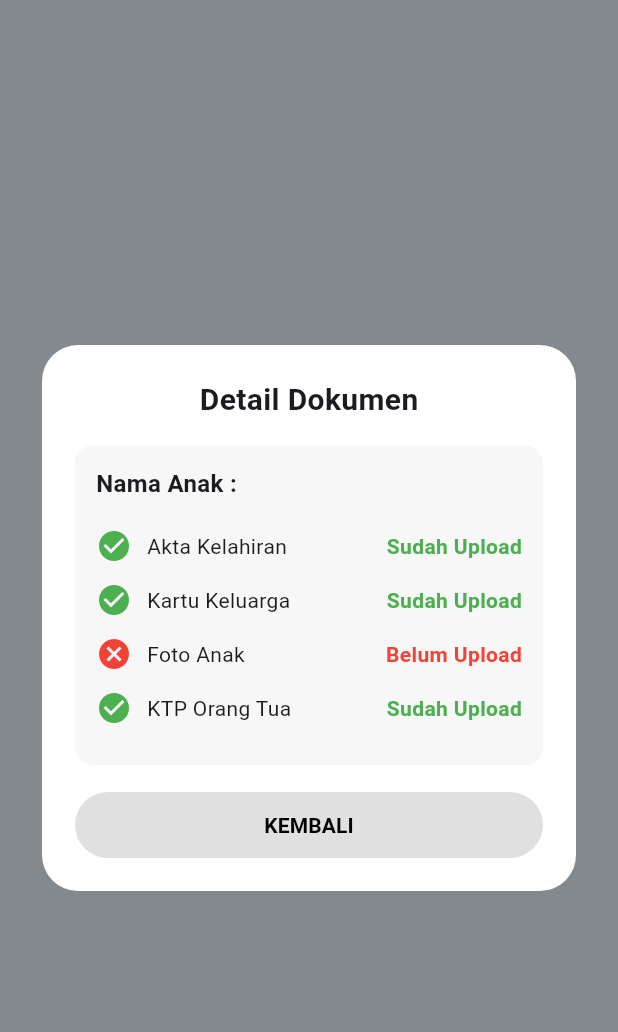
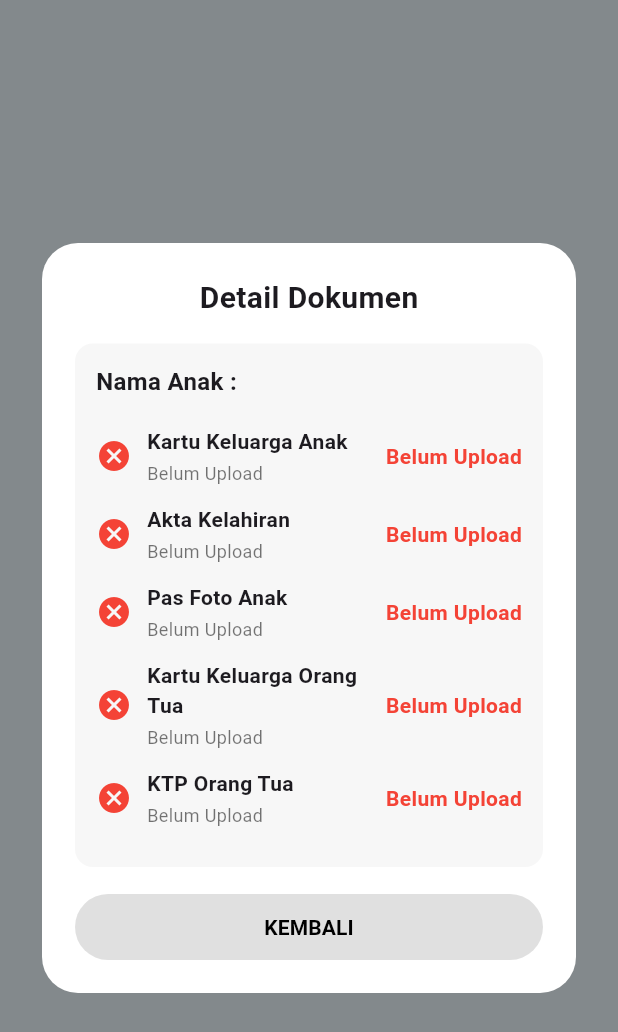
Before and after one commit to naylasifaqolbi/PPDB_TK, a Flutter app: the DetailDokumenPage screen opened directly with empty values, on a phone screen of 412 x 824 dp. Shown: the top 1032 px of the screen. Run offline on Flutter 3.47's test engine with Material 3 defaults, Android fonts, the phone set to English and light mode, and no system bars; our stand-ins replace file_picker, shared_preferences, sqflite; accounts and stored records are empty.

Commit message:
Update detail dokumen

```diff
--- a/lib/viewmodels/detail_dokumen_viewmodel.dart
+++ b/lib/viewmodels/detail_dokumen_viewmodel.dart
@@ -5,12 +5,30 @@ class DetailDokumenViewModel extends ChangeNotifier {
 
   DetailDokumenViewModel(this.dataAnak);
 
-  String get namaAnak => dataAnak['nama'] ?? '-';
+  String get namaAnak => dataAnak['nama_anak']?.toString() ?? '-';
 
-  List<Map<String, dynamic>> get dokumenList => [
-    {'nama': 'Akta Kelahiran', 'uploaded': true},
-    {'nama': 'Kartu Keluarga', 'uploaded': true},
-    {'nama': 'Foto Anak', 'uploaded': false},
-    {'nama': 'KTP Orang Tua', 'uploaded': true},
-  ];
+  List<Map<String, dynamic>> get dokumenList {
+    return [
+      {
+        'nama': 'Kartu Keluarga Anak',
+        'path': dataAnak['kk_file']?.toString() ?? '',
+      },
+      {
+        'nama': 'Akta Kelahiran',
+        'path': dataAnak['akta_file']?.toString() ?? '',
+      },
+      {
+        'nama': 'Pas Foto Anak',
+        'path': dataAnak['foto_file']?.toString() ?? '',
+      },
+      {
+        'nama': 'Kartu Keluarga Orang Tua',
+        'path': dataAnak['kk_ortu_file']?.toString() ?? '',
+      },
+      {
+        'nama': 'KTP Orang Tua',
+        'path': dataAnak['ktp_ortu_file']?.toString() ?? '',
+      },
+    ];
+  }
 }
--- a/lib/views/detail_dokumen_page.dart
+++ b/lib/views/detail_dokumen_page.dart
@@ -1,3 +1,5 @@
+import 'dart:io';
+
 import 'package:flutter/material.dart';
 import 'package:provider/provider.dart';
 import '../viewmodels/detail_dokumen_viewmodel.dart';
@@ -71,8 +73,9 @@ class DetailDokumenPage extends StatelessWidget {
 
                                 ...vm.dokumenList.map(
                                   (dokumen) => _dokumenItem(
-                                    dokumen['nama'],
-                                    dokumen['uploaded'],
+                                    context,
+                                    dokumen['nama'] ?? '',
+                                    dokumen['path'] ?? '',
                                   ),
                                 ),
                               ],
@@ -116,10 +119,14 @@ class DetailDokumenPage extends StatelessWidget {
     );
   }
 
-  Widget _dokumenItem(String namaDokumen, bool uploaded) {
+  Widget _dokumenItem(BuildContext context, String namaDokumen, String pathFile) {
+  final bool uploaded = pathFile.isNotEmpty;
+  final String namaFile = uploaded
+      ? pathFile.split('/').last.split('\\').last
+      : 'Belum Upload';
+
   return Padding(
     padding: const EdgeInsets.only(bottom: 12),
-
     child: Row(
       children: [
         Icon(
@@ -129,12 +136,40 @@ class DetailDokumenPage extends StatelessWidget {
 
         const SizedBox(width: 10),
 
-          Expanded(child: Text(namaDokumen)),
+        Expanded(
+          child: Column(
+            crossAxisAlignment: CrossAxisAlignment.start,
+            children: [
+              Text(
+                namaDokumen,
+                style: const TextStyle(fontWeight: FontWeight.w600),
+              ),
+
+              const SizedBox(height: 3),
 
               Text(
-            uploaded ? 'Sudah Upload' : 'Belum Upload',
+                namaFile,
+                style: const TextStyle(
+                  fontSize: 12,
+                  color: Colors.black54,
+                ),
+              ),
+            ],
+          ),
+        ),
+
+        if (uploaded)
+          TextButton(
+            onPressed: () {
+              _showDokumenPreview(context, pathFile);
+            },
+            child: const Text('Buka'),
+          )
+        else
+          const Text(
+            'Belum Upload',
             style: TextStyle(
-              color: uploaded ? Colors.green : Colors.red,
+              color: Colors.red,
               fontWeight: FontWeight.bold,
             ),
           ),
@@ -142,4 +177,49 @@ class DetailDokumenPage extends StatelessWidget {
     ),
   );
 }
+
+void _showDokumenPreview(BuildContext context, String pathFile) {
+  showDialog(
+    context: context,
+    builder: (context) {
+      return Dialog(
+        shape: RoundedRectangleBorder(
+          borderRadius: BorderRadius.circular(16),
+        ),
+        child: Padding(
+          padding: const EdgeInsets.all(12),
+          child: Column(
+            mainAxisSize: MainAxisSize.min,
+            children: [
+              Align(
+                alignment: Alignment.centerRight,
+                child: IconButton(
+                  icon: const Icon(Icons.close),
+                  onPressed: () => Navigator.pop(context),
+                ),
+              ),
+
+              ClipRRect(
+                borderRadius: BorderRadius.circular(12),
+                child: Image.file(
+                  File(pathFile),
+                  fit: BoxFit.contain,
+                  errorBuilder: (context, error, stackTrace) {
+                    return const Padding(
+                      padding: EdgeInsets.all(20),
+                      child: Text(
+                        'File tidak dapat ditampilkan. Pastikan file berupa gambar dan masih tersedia.',
+                        textAlign: TextAlign.center,
+                      ),
+                    );
+                  },
+                ),
+              ),
+            ],
+          ),
+        ),
+      );
+    },
+  );
 }
+}
--- a/lib/views/form_orangtua_page.dart
+++ b/lib/views/form_orangtua_page.dart
@@ -40,11 +40,11 @@ class _FormOrangTuaPageState extends State<FormOrangTuaPage> {
     if (result != null) {
       setState(() {
         if (jenis == 'kk') {
-          kkOrtuFile = result.files.single.name;
+          kkOrtuFile = result.files.single.path;
         }
 
         if (jenis == 'ktp') {
-          ktpOrtuFile = result.files.single.name;
+          ktpOrtuFile = result.files.single.path;
         }
       });
     }
--- a/lib/views/home_page.dart
+++ b/lib/views/home_page.dart
@@ -1,11 +1,6 @@
 import 'package:flutter/material.dart';
 import 'package:provider/provider.dart';
 import '../viewmodels/home_viewmodel.dart';
-import 'register_page.dart';
-import 'form_pendaftaran_page.dart';
-import 'jadwal_page.dart';
-import 'lokasi_page.dart';
-import 'kontak_page.dart';
 
 class HomePage extends StatelessWidget {
   final bool isGuest;
--- a/lib/views/verifikasi_pendaftaran_page.dart
+++ b/lib/views/verifikasi_pendaftaran_page.dart
@@ -167,6 +167,9 @@ class _VerifikasiPendaftaranPageState extends State<VerifikasiPendaftaranPage> {
                                       padding: const EdgeInsets.all(12),
                                       child: Text(
                                         item['nama_anak']?.toString() ?? '',
+                                        style: const TextStyle(
+                                          fontWeight: FontWeight.w600,
+                                        ),
                                       ),
                                     ),
 
```
Also changed, not shown: lib/core/database_helper.dart (+50 -40 lines), lib/models/pendaftaran_model.dart (+25 -0 lines), lib/viewmodels/pendaftaran_viewmodel.dart (+17 -1 lines), lib/views/form_pendaftaran_page.dart (+12 -3 lines), lib/views/konfirmasi_page.dart (+8 -3 lines). Lines whose indentation alone changed are shown as unchanged.
